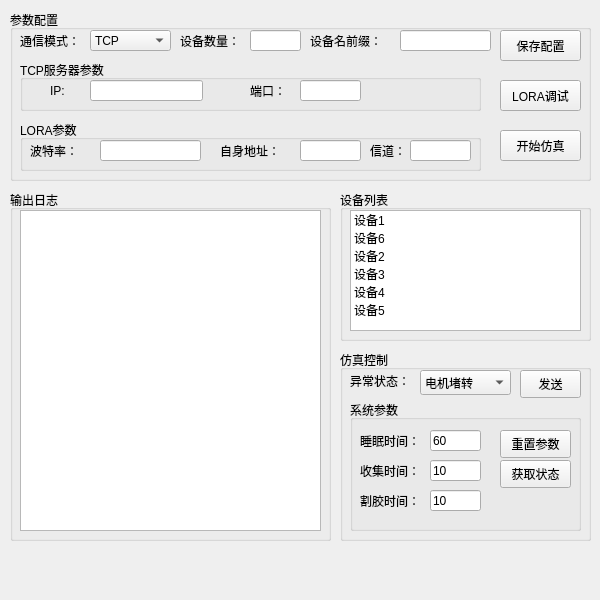
Old version of the form clientPool.ui in the repository openwawa/GCMachine_Emulator.
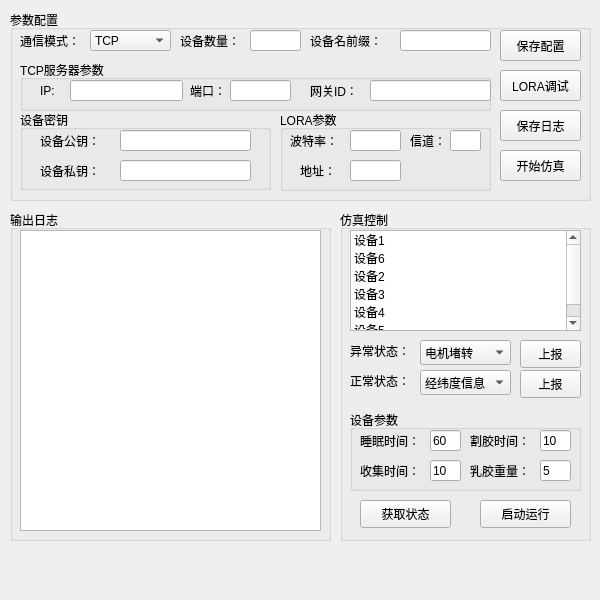
New version of the form.

Commit message: 完成设备类和设备池的基本配置

```diff
--- a/clientPool.ui
+++ b/clientPool.ui
@@ -29,7 +29,7 @@
       <x>10</x>
       <y>10</y>
       <width>581</width>
-      <height>171</height>
+      <height>191</height>
      </rect>
     </property>
     <property name="title">
@@ -52,7 +52,7 @@
      <property name="geometry">
       <rect>
        <x>490</x>
-       <y>120</y>
+       <y>140</y>
        <width>81</width>
        <height>31</height>
       </rect>
@@ -145,7 +145,7 @@
       <rect>
        <x>10</x>
        <y>50</y>
-       <width>461</width>
+       <width>471</width>
        <height>51</height>
       </rect>
      </property>
@@ -155,7 +155,7 @@
      <widget class="QLabel" name="label">
       <property name="geometry">
        <rect>
-        <x>30</x>
+        <x>20</x>
         <y>20</y>
         <width>41</width>
         <height>21</height>
@@ -168,7 +168,7 @@
      <widget class="QLineEdit" name="lineEdit_serverIP">
       <property name="geometry">
        <rect>
-        <x>70</x>
+        <x>50</x>
         <y>20</y>
         <width>113</width>
         <height>21</height>
@@ -178,7 +178,7 @@
      <widget class="QLabel" name="label_2">
       <property name="geometry">
        <rect>
-        <x>230</x>
+        <x>170</x>
         <y>20</y>
         <width>41</width>
         <height>21</height>
@@ -191,21 +191,57 @@
      <widget class="QLineEdit" name="lineEdit_serverPort">
       <property name="geometry">
        <rect>
-        <x>280</x>
+        <x>210</x>
         <y>20</y>
         <width>61</width>
         <height>21</height>
        </rect>
       </property>
      </widget>
+     <widget class="QLabel" name="label_13">
+      <property name="geometry">
+       <rect>
+        <x>290</x>
+        <y>20</y>
+        <width>61</width>
+        <height>21</height>
+       </rect>
+      </property>
+      <property name="text">
+       <string>网关ID：</string>
+      </property>
+     </widget>
+     <widget class="QLineEdit" name="lineEdit_gateway_id">
+      <property name="geometry">
+       <rect>
+        <x>350</x>
+        <y>20</y>
+        <width>121</width>
+        <height>21</height>
+       </rect>
+      </property>
+     </widget>
+    </widget>
+    <widget class="QPushButton" name="pushButton_loraDebug">
+     <property name="geometry">
+      <rect>
+       <x>490</x>
+       <y>60</y>
+       <width>81</width>
+       <height>31</height>
+      </rect>
+     </property>
+     <property name="text">
+      <string>LORA调试</string>
+     </property>
     </widget>
     <widget class="QGroupBox" name="groupBox_3">
      <property name="geometry">
       <rect>
-       <x>10</x>
-       <y>110</y>
-       <width>461</width>
-       <height>51</height>
+       <x>270</x>
+       <y>100</y>
+       <width>211</width>
+       <height>81</height>
       </rect>
      </property>
      <property name="title">
@@ -216,7 +252,7 @@
        <rect>
         <x>10</x>
         <y>20</y>
-        <width>71</width>
+        <width>61</width>
         <height>21</height>
        </rect>
       </property>
@@ -227,22 +263,22 @@
      <widget class="QLabel" name="label_7">
       <property name="geometry">
        <rect>
-        <x>200</x>
-        <y>20</y>
-        <width>71</width>
+        <x>20</x>
+        <y>50</y>
+        <width>51</width>
         <height>21</height>
        </rect>
       </property>
       <property name="text">
-       <string>自身地址：</string>
+       <string>地址：</string>
       </property>
      </widget>
      <widget class="QLineEdit" name="lineEdit_Addr">
       <property name="geometry">
        <rect>
-        <x>280</x>
-        <y>20</y>
-        <width>61</width>
+        <x>70</x>
+        <y>50</y>
+        <width>51</width>
         <height>21</height>
        </rect>
       </property>
@@ -250,7 +286,7 @@
      <widget class="QLabel" name="label_8">
       <property name="geometry">
        <rect>
-        <x>350</x>
+        <x>130</x>
         <y>20</y>
         <width>51</width>
         <height>21</height>
@@ -263,9 +299,9 @@
      <widget class="QLineEdit" name="lineEdit_channel">
       <property name="geometry">
        <rect>
-        <x>390</x>
+        <x>170</x>
         <y>20</y>
-        <width>61</width>
+        <width>31</width>
         <height>21</height>
        </rect>
       </property>
@@ -273,216 +309,94 @@
      <widget class="QLineEdit" name="lineEdit_BaudRate">
       <property name="geometry">
        <rect>
-        <x>80</x>
+        <x>70</x>
         <y>20</y>
-        <width>101</width>
+        <width>51</width>
         <height>21</height>
        </rect>
       </property>
      </widget>
     </widget>
-    <widget class="QPushButton" name="pushButton_loraDebug">
+    <widget class="QGroupBox" name="groupBox_8">
+     <property name="geometry">
+      <rect>
+       <x>10</x>
+       <y>100</y>
+       <width>251</width>
+       <height>80</height>
+      </rect>
+     </property>
+     <property name="title">
+      <string>设备密钥</string>
+     </property>
+     <widget class="QLabel" name="label_14">
+      <property name="geometry">
+       <rect>
+        <x>20</x>
+        <y>20</y>
+        <width>71</width>
+        <height>21</height>
+       </rect>
+      </property>
+      <property name="text">
+       <string>设备公钥：</string>
+      </property>
+     </widget>
+     <widget class="QLineEdit" name="lineEdit_pubkey">
+      <property name="geometry">
+       <rect>
+        <x>100</x>
+        <y>20</y>
+        <width>131</width>
+        <height>21</height>
+       </rect>
+      </property>
+     </widget>
+     <widget class="QLabel" name="label_15">
+      <property name="geometry">
+       <rect>
+        <x>20</x>
+        <y>50</y>
+        <width>71</width>
+        <height>21</height>
+       </rect>
+      </property>
+      <property name="text">
+       <string>设备私钥：</string>
+      </property>
+     </widget>
+     <widget class="QLineEdit" name="lineEdit_prikey">
+      <property name="geometry">
+       <rect>
+        <x>100</x>
+        <y>50</y>
+        <width>131</width>
+        <height>21</height>
+       </rect>
+      </property>
+     </widget>
+    </widget>
+    <widget class="QPushButton" name="pushButton_loraDebug_2">
      <property name="geometry">
       <rect>
        <x>490</x>
-       <y>70</y>
+       <y>100</y>
        <width>81</width>
        <height>31</height>
       </rect>
      </property>
      <property name="text">
-      <string>LORA调试</string>
+      <string>保存日志</string>
      </property>
     </widget>
    </widget>
-   <widget class="QGroupBox" name="groupBox_5">
-    <property name="geometry">
-     <rect>
-      <x>340</x>
-      <y>350</y>
-      <width>251</width>
-      <height>191</height>
-     </rect>
-    </property>
-    <property name="title">
-     <string>仿真控制</string>
-    </property>
-    <widget class="QLabel" name="label_9">
-     <property name="geometry">
-      <rect>
-       <x>10</x>
-       <y>20</y>
-       <width>72</width>
-       <height>21</height>
-      </rect>
-     </property>
-     <property name="text">
-      <string>异常状态：</string>
-     </property>
-    </widget>
-    <widget class="QComboBox" name="comboBox_condition">
-     <property name="geometry">
-      <rect>
-       <x>80</x>
-       <y>20</y>
-       <width>91</width>
-       <height>25</height>
-      </rect>
-     </property>
-     <item>
-      <property name="text">
-       <string>电机堵转</string>
-      </property>
-     </item>
-     <item>
-      <property name="text">
-       <string>低电量</string>
-      </property>
-     </item>
-     <item>
-      <property name="text">
-       <string>离树报警</string>
-      </property>
-     </item>
-    </widget>
-    <widget class="QPushButton" name="pushButton_send">
-     <property name="geometry">
-      <rect>
-       <x>180</x>
-       <y>20</y>
-       <width>61</width>
-       <height>28</height>
-      </rect>
-     </property>
-     <property name="text">
-      <string>发送</string>
-     </property>
-    </widget>
-    <widget class="QGroupBox" name="groupBox_7">
-     <property name="geometry">
-      <rect>
-       <x>10</x>
-       <y>50</y>
-       <width>231</width>
-       <height>131</height>
-      </rect>
-     </property>
-     <property name="title">
-      <string>系统参数</string>
-     </property>
-     <widget class="QLabel" name="label_10">
-      <property name="geometry">
-       <rect>
-        <x>10</x>
-        <y>30</y>
-        <width>72</width>
-        <height>21</height>
-       </rect>
-      </property>
-      <property name="text">
-       <string>睡眠时间：</string>
-      </property>
-     </widget>
-     <widget class="QLineEdit" name="lineEdit_sleepTime">
-      <property name="geometry">
-       <rect>
-        <x>80</x>
-        <y>30</y>
-        <width>51</width>
-        <height>21</height>
-       </rect>
-      </property>
-      <property name="text">
-       <string>60</string>
-      </property>
-     </widget>
-     <widget class="QLabel" name="label_11">
-      <property name="geometry">
-       <rect>
-        <x>10</x>
-        <y>60</y>
-        <width>72</width>
-        <height>21</height>
-       </rect>
-      </property>
-      <property name="text">
-       <string>收集时间：</string>
-      </property>
-     </widget>
-     <widget class="QLineEdit" name="lineEdit_collectTime">
-      <property name="geometry">
-       <rect>
-        <x>80</x>
-        <y>60</y>
-        <width>51</width>
-        <height>21</height>
-       </rect>
-      </property>
-      <property name="text">
-       <string>10</string>
-      </property>
-     </widget>
-     <widget class="QLabel" name="label_12">
-      <property name="geometry">
-       <rect>
-        <x>10</x>
-        <y>90</y>
-        <width>72</width>
-        <height>21</height>
-       </rect>
-      </property>
-      <property name="text">
-       <string>割胶时间：</string>
-      </property>
-     </widget>
-     <widget class="QLineEdit" name="lineEdit_waitTime">
-      <property name="geometry">
-       <rect>
-        <x>80</x>
-        <y>90</y>
-        <width>51</width>
-        <height>21</height>
-       </rect>
-      </property>
-      <property name="text">
-       <string>10</string>
-      </property>
-     </widget>
-     <widget class="QPushButton" name="pushButton_status">
-      <property name="geometry">
-       <rect>
-        <x>150</x>
-        <y>60</y>
-        <width>71</width>
-        <height>28</height>
-       </rect>
-      </property>
-      <property name="text">
-       <string>获取状态</string>
-      </property>
-     </widget>
-     <widget class="QPushButton" name="pushButton_resetParam">
-      <property name="geometry">
-       <rect>
-        <x>150</x>
-        <y>30</y>
-        <width>71</width>
-        <height>28</height>
-       </rect>
-      </property>
-      <property name="text">
-       <string>重置参数</string>
-      </property>
-     </widget>
-    </widget>
-   </widget>
    <widget class="QGroupBox" name="groupBox_6">
     <property name="geometry">
      <rect>
       <x>10</x>
-      <y>190</y>
+      <y>210</y>
       <width>321</width>
-      <height>351</height>
+      <height>331</height>
      </rect>
     </property>
     <property name="title">
@@ -494,7 +408,7 @@
        <x>10</x>
        <y>20</y>
        <width>301</width>
-       <height>321</height>
+       <height>301</height>
       </rect>
      </property>
      <property name="readOnly">
@@ -506,13 +420,13 @@
     <property name="geometry">
      <rect>
       <x>340</x>
-      <y>190</y>
+      <y>210</y>
       <width>251</width>
-      <height>151</height>
+      <height>331</height>
      </rect>
     </property>
     <property name="title">
-     <string>设备列表</string>
+     <string>仿真控制</string>
     </property>
     <widget class="QListWidget" name="listWidget_dev">
      <property name="geometry">
@@ -520,7 +434,7 @@
        <x>10</x>
        <y>20</y>
        <width>231</width>
-       <height>121</height>
+       <height>101</height>
       </rect>
      </property>
      <item>
@@ -554,6 +468,274 @@
       </property>
      </item>
     </widget>
+    <widget class="QGroupBox" name="groupBox_7">
+     <property name="geometry">
+      <rect>
+       <x>10</x>
+       <y>200</y>
+       <width>231</width>
+       <height>81</height>
+      </rect>
+     </property>
+     <property name="title">
+      <string>设备参数</string>
+     </property>
+     <widget class="QLabel" name="label_10">
+      <property name="geometry">
+       <rect>
+        <x>10</x>
+        <y>20</y>
+        <width>72</width>
+        <height>21</height>
+       </rect>
+      </property>
+      <property name="text">
+       <string>睡眠时间：</string>
+      </property>
+     </widget>
+     <widget class="QLineEdit" name="lineEdit_sleepTime">
+      <property name="geometry">
+       <rect>
+        <x>80</x>
+        <y>20</y>
+        <width>31</width>
+        <height>21</height>
+       </rect>
+      </property>
+      <property name="text">
+       <string>60</string>
+      </property>
+     </widget>
+     <widget class="QLabel" name="label_11">
+      <property name="geometry">
+       <rect>
+        <x>10</x>
+        <y>50</y>
+        <width>72</width>
+        <height>21</height>
+       </rect>
+      </property>
+      <property name="text">
+       <string>收集时间：</string>
+      </property>
+     </widget>
+     <widget class="QLineEdit" name="lineEdit_collectTime">
+      <property name="geometry">
+       <rect>
+        <x>80</x>
+        <y>50</y>
+        <width>31</width>
+        <height>21</height>
+       </rect>
+      </property>
+      <property name="text">
+       <string>10</string>
+      </property>
+     </widget>
+     <widget class="QLabel" name="label_12">
+      <property name="geometry">
+       <rect>
+        <x>120</x>
+        <y>20</y>
+        <width>72</width>
+        <height>21</height>
+       </rect>
+      </property>
+      <property name="text">
+       <string>割胶时间：</string>
+      </property>
+     </widget>
+     <widget class="QLineEdit" name="lineEdit_waitTime">
+      <property name="geometry">
+       <rect>
+        <x>190</x>
+        <y>20</y>
+        <width>31</width>
+        <height>21</height>
+       </rect>
+      </property>
+      <property name="text">
+       <string>10</string>
+      </property>
+     </widget>
+     <widget class="QPushButton" name="pushButton_setParam">
+      <property name="geometry">
+       <rect>
+        <x>20</x>
+        <y>110</y>
+        <width>81</width>
+        <height>28</height>
+       </rect>
+      </property>
+      <property name="text">
+       <string>修改参数</string>
+      </property>
+     </widget>
+     <widget class="QLabel" name="label_16">
+      <property name="geometry">
+       <rect>
+        <x>120</x>
+        <y>50</y>
+        <width>71</width>
+        <height>21</height>
+       </rect>
+      </property>
+      <property name="text">
+       <string>乳胶重量：</string>
+      </property>
+     </widget>
+     <widget class="QLineEdit" name="lineEdit_glueWeight">
+      <property name="geometry">
+       <rect>
+        <x>190</x>
+        <y>50</y>
+        <width>31</width>
+        <height>21</height>
+       </rect>
+      </property>
+      <property name="text">
+       <string>5</string>
+      </property>
+     </widget>
+    </widget>
+    <widget class="QLabel" name="label_9">
+     <property name="geometry">
+      <rect>
+       <x>10</x>
+       <y>130</y>
+       <width>72</width>
+       <height>21</height>
+      </rect>
+     </property>
+     <property name="text">
+      <string>异常状态：</string>
+     </property>
+    </widget>
+    <widget class="QComboBox" name="comboBox_condition">
+     <property name="geometry">
+      <rect>
+       <x>80</x>
+       <y>130</y>
+       <width>91</width>
+       <height>25</height>
+      </rect>
+     </property>
+     <item>
+      <property name="text">
+       <string>电机堵转</string>
+      </property>
+     </item>
+     <item>
+      <property name="text">
+       <string>低电量</string>
+      </property>
+     </item>
+     <item>
+      <property name="text">
+       <string>离树报警</string>
+      </property>
+     </item>
+    </widget>
+    <widget class="QPushButton" name="pushButton_sendErrorStatus">
+     <property name="geometry">
+      <rect>
+       <x>180</x>
+       <y>130</y>
+       <width>61</width>
+       <height>28</height>
+      </rect>
+     </property>
+     <property name="text">
+      <string>上报</string>
+     </property>
+    </widget>
+    <widget class="QPushButton" name="pushButton_status">
+     <property name="geometry">
+      <rect>
+       <x>20</x>
+       <y>290</y>
+       <width>91</width>
+       <height>28</height>
+      </rect>
+     </property>
+     <property name="text">
+      <string>获取状态</string>
+     </property>
+    </widget>
+    <widget class="QPushButton" name="pushButton_devStart">
+     <property name="geometry">
+      <rect>
+       <x>140</x>
+       <y>290</y>
+       <width>91</width>
+       <height>28</height>
+      </rect>
+     </property>
+     <property name="text">
+      <string>启动运行</string>
+     </property>
+    </widget>
+    <widget class="QLabel" name="label_17">
+     <property name="geometry">
+      <rect>
+       <x>10</x>
+       <y>160</y>
+       <width>72</width>
+       <height>21</height>
+      </rect>
+     </property>
+     <property name="text">
+      <string>正常状态：</string>
+     </property>
+    </widget>
+    <widget class="QComboBox" name="comboBox_condition_2">
+     <property name="geometry">
+      <rect>
+       <x>80</x>
+       <y>160</y>
+       <width>91</width>
+       <height>25</height>
+      </rect>
+     </property>
+     <item>
+      <property name="text">
+       <string>经纬度信息</string>
+      </property>
+     </item>
+     <item>
+      <property name="text">
+       <string>乳胶重量</string>
+      </property>
+     </item>
+     <item>
+      <property name="text">
+       <string>运行状态</string>
+      </property>
+     </item>
+     <item>
+      <property name="text">
+       <string>心跳包</string>
+      </property>
+     </item>
+     <item>
+      <property name="text">
+       <string>入网请求</string>
+      </property>
+     </item>
+    </widget>
+    <widget class="QPushButton" name="pushButton_send_status">
+     <property name="geometry">
+      <rect>
+       <x>180</x>
+       <y>160</y>
+       <width>61</width>
+       <height>28</height>
+      </rect>
+     </property>
+     <property name="text">
+      <string>上报</string>
+     </property>
+    </widget>
    </widget>
   </widget>
  </widget>
```
Left out of the diff: 2 changed lines with no effect on the pictures. The commit also changes 12 other files.
